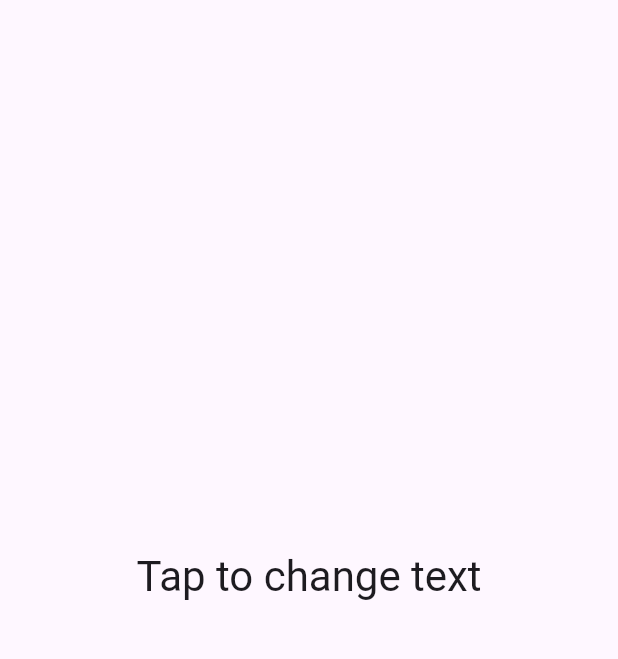
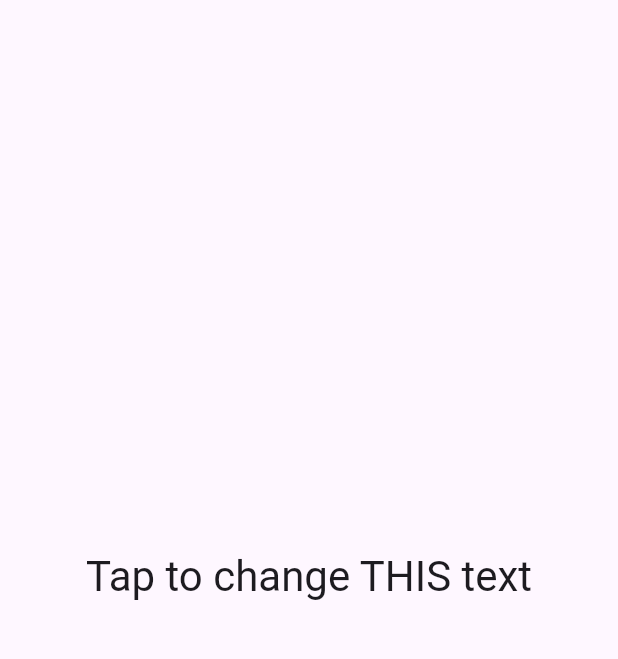
Before and after one commit to YuriyKabanenko/flutter-cicd, a Flutter app: the screen it shows after launch, on a phone screen of 412 x 824 dp, the part 84-743 px from its top. Run offline on Flutter 3.47's test engine with Material 2 defaults, Android fonts, the phone set to English and light mode, and no system bars.

Commit message:
change init title

```diff
--- a/lib/main.dart
+++ b/lib/main.dart
@@ -57,7 +57,7 @@ class _MyHomePageState extends State<MyHomePage> {
           onPressed: _changeText,
           child: Text(
             textDirection: TextDirection.ltr,
-            (_text.isEmpty) ? 'Tap to change text' : _text,
+            (_text.isEmpty) ? 'Tap to change THIS text' : _text,
             style: Theme.of(context).textTheme.headlineMedium,
           ),
         ),
```
